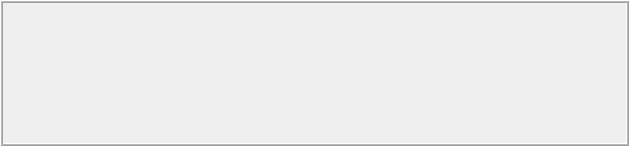
This is forms/imageStackWidget.ui in isis-group/vast as Qt 5 draws it before an edit. The edited form follows.
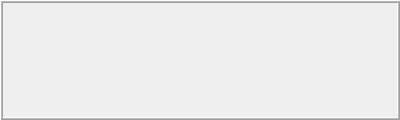
This is the edited form. Icons and pictures are not drawn.

Commit message: removed minimum size of image stack widget

Patch:
```diff
--- a/forms/imageStackWidget.ui
+++ b/forms/imageStackWidget.ui
@@ -6,8 +6,8 @@
    <rect>
     <x>0</x>
     <y>0</y>
-    <width>629</width>
-    <height>146</height>
+    <width>400</width>
+    <height>120</height>
    </rect>
   </property>
   <property name="sizePolicy">
@@ -18,7 +18,7 @@
   </property>
   <property name="minimumSize">
    <size>
-    <width>400</width>
+    <width>0</width>
     <height>0</height>
    </size>
   </property>
```
